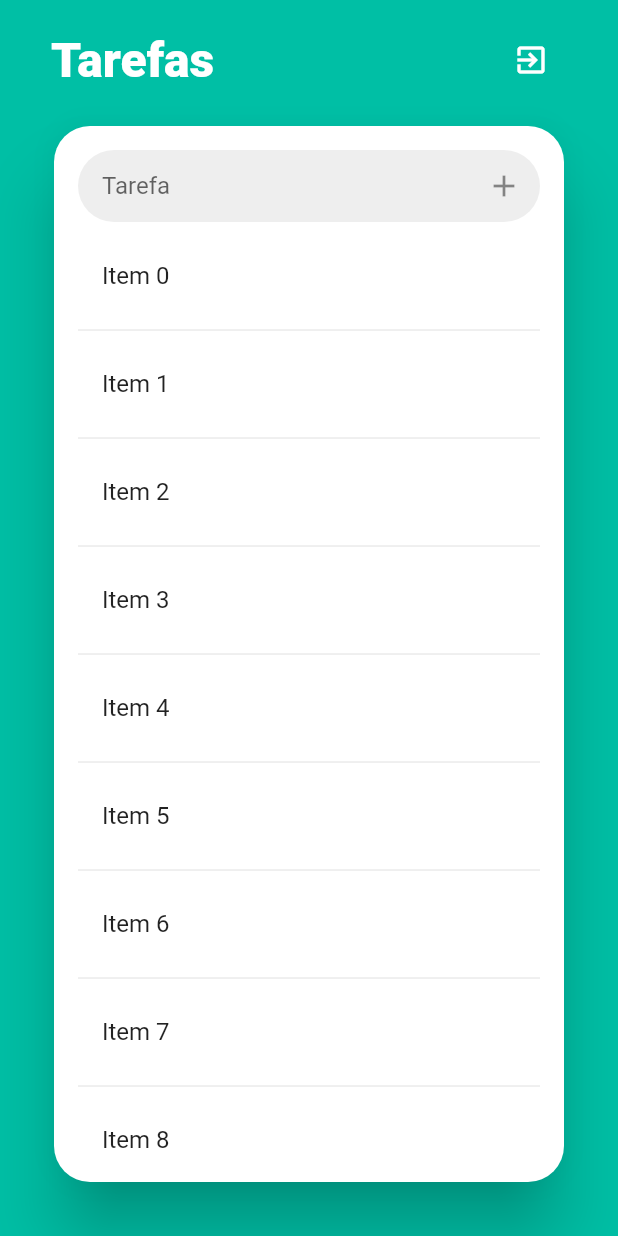
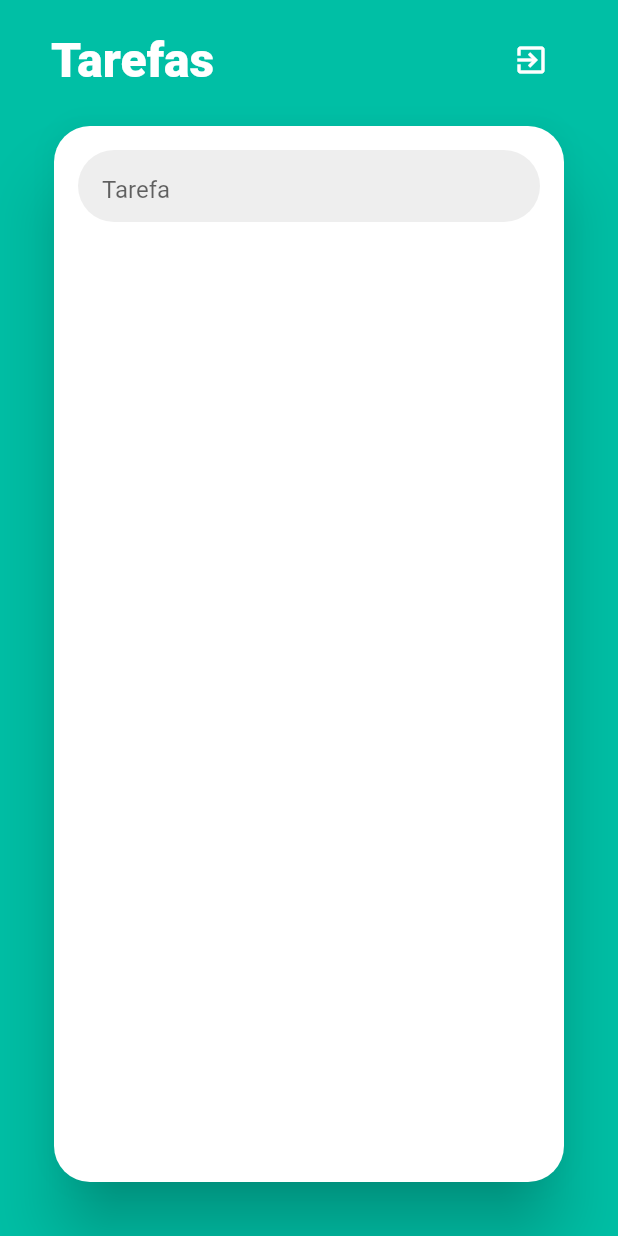
Before and after one commit to felipecastrosales/todo_mobx, a Flutter app: the ListScreen screen opened directly, on a phone screen of 412 x 824 dp. Run offline on Flutter 3.47's test engine with Material 2 defaults, Android fonts, the phone set to English and light mode, and no system bars; our stand-ins replace flutter_mobx, mobx; generated files the repository leaves out were written again.

Commit message:
List vs ObservableList

```diff
--- a/lib/screens/list_screen.dart
+++ b/lib/screens/list_screen.dart
@@ -1,4 +1,7 @@
 import 'package:flutter/material.dart';
+import 'package:flutter_mobx/flutter_mobx.dart';
+
+import '../stores/list_store.dart';
 import '../widgets/custom_icon_button.dart';
 import '../widgets/custom_text_field.dart';
 import 'login_screen.dart';
@@ -9,6 +12,7 @@ class ListScreen extends StatefulWidget {
 }
 
 class _ListScreenState extends State<ListScreen> {
+  ListStore listStore = ListStore();
   @override
   Widget build(BuildContext context) {
     return SafeArea(
@@ -54,28 +58,28 @@ class _ListScreenState extends State<ListScreen> {
                     padding: const EdgeInsets.all(16),
                     child: Column(
                       children: <Widget>[
-                        CustomTextField(
+                        Observer(
+                          builder: (_){
+                            return CustomTextField(
                               hint: 'Tarefa',
-                          onChanged: (todo){
-
-                          },
-                          suffix: CustomIconButton(
+                              onChanged: listStore.setNewToDoTitle,
+                              suffix: listStore.isFormValid ? CustomIconButton(
                                 radius: 32,
                                 iconData: Icons.add,
-                            onTap: (){
-
-                            },
-                          ),
+                                onTap: listStore.addToDo,
+                              ) : null,
+                            );
+                          }
                         ),
                         const SizedBox(height: 8),
                         Expanded(
-                          child: ListView.separated(
-                            itemCount: 10,
+                          child: Observer(
+                            builder: (_) {
+                              return ListView.separated(
+                                itemCount: listStore.toDoList.length,
                                 itemBuilder: (_, index){
                                   return ListTile(
-                                title: Text(
-                                  'Item $index',
-                                ),
+                                    title: Text(listStore.toDoList[index]),
                                     onTap: (){
 
                                     },
@@ -84,6 +88,8 @@ class _ListScreenState extends State<ListScreen> {
                                 separatorBuilder: (_, __){
                                   return Divider();
                                 },
+                              );
+                            }
                           ),
                         ),
                       ],
```
Also changed, not shown: lib/stores/list_store.dart (added, +25 -0 lines), lib/stores/list_store.g.dart (added). Lines whose indentation alone changed are shown as unchanged.
